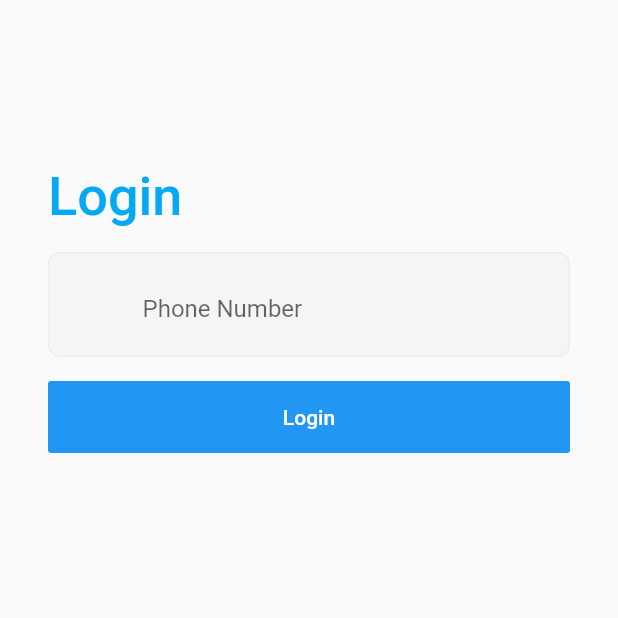
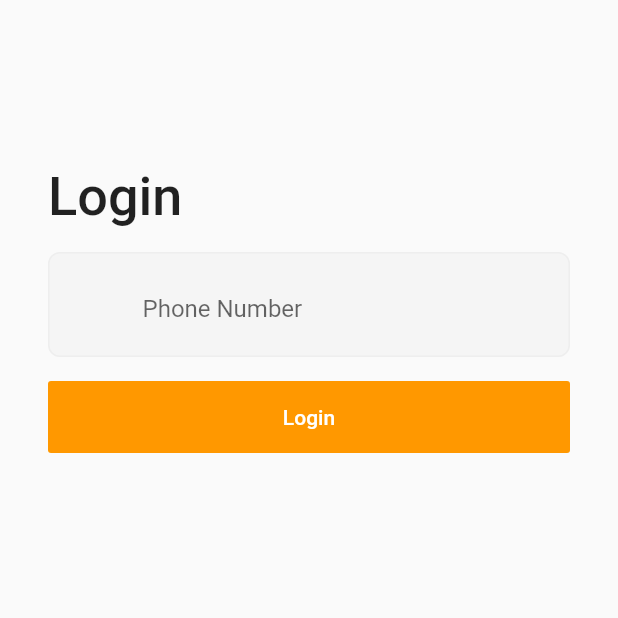
Before and after one commit to hemanthkumar17/PinMyBus, a Flutter app: the PhoneAuthScreen screen opened by its route, on a phone screen of 412 x 824 dp, the top half of it. Run offline on Flutter 3.47's test engine with Material 2 defaults, Android fonts, the phone set to English and light mode, and no system bars; our stand-ins replace avatar_glow, cloud_functions, firebase_auth, firebase_database, flutter_datetime_picker, flutter_local_notifications and 6 more; missing offline and left inert: flutter_facebook_login; accounts and stored records are empty.

Commit message:
FIX: Markers

```diff
--- a/lib/pages/homepage.dart
+++ b/lib/pages/homepage.dart
@@ -43,7 +43,7 @@ class HomePageState extends State<HomePage> {
         position: locationData,
         infoWindow: InfoWindow(title: "You"),
         icon: BitmapDescriptor.defaultMarkerWithHue(
-          BitmapDescriptor.hueOrange,
+          BitmapDescriptor.hueBlue,
         ),
       ),
     );
--- a/lib/pages/phoneauth.dart
+++ b/lib/pages/phoneauth.dart
@@ -226,10 +226,8 @@ class _PhoneAuthScreenState extends State<PhoneAuthScreen> {
                   children: <Widget>[
                     Text(
                       "Login",
-                      style: TextStyle(
-                          color: Colors.lightBlue,
-                          fontSize: 36,
-                          fontWeight: FontWeight.w500),
+                      style:
+                          TextStyle(fontSize: 36, fontWeight: FontWeight.w500),
                     ),
                     SizedBox(
                       height: 16,
@@ -281,7 +279,7 @@ class _PhoneAuthScreenState extends State<PhoneAuthScreen> {
                           _otpController.clear();
                           _showPopUp(context);
                         },
-                        color: Colors.blue,
+                        color: Colors.orange,
                       ),
                     )
                   ],
--- a/lib/pages/routeinfo.dart
+++ b/lib/pages/routeinfo.dart
@@ -313,6 +313,7 @@ class _RouteinfoState extends State<Routeinfo> {
       );
       if (widget.route.routeStops.last.stopName != stop.stopName)
         _polylines.add(Polyline(
+          width: 5,
           polylineId: PolylineId(stop.location.toString()),
           visible: true,
           //latlng is List<LatLng>
```
Also changed, not shown: pubspec.lock, 1 other file.
